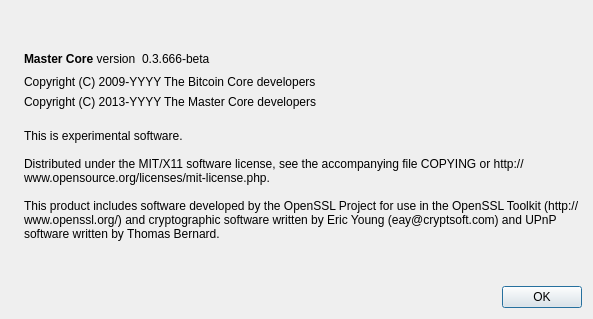
Before: the Qt Designer form src/qt/forms/aboutdialog.ui in zathras-crypto/mastercore, drawn with Qt 5.
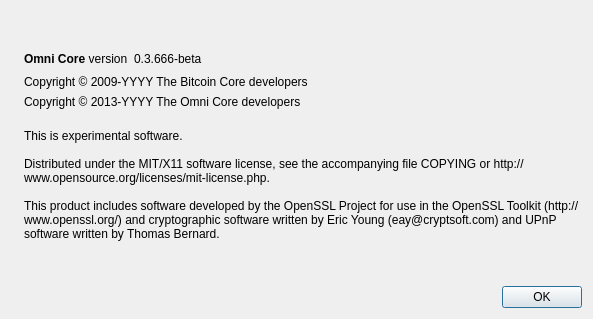
After: the same form once the commit is applied. Icons and pictures are not drawn.

Commit message:
Rebranding: utility/about dialog
- Makes the copyright notes copyable
- Changes window title to "Omni Core"
- Changes version label to "Omni Core"

The edit to the form file:
```diff
--- a/src/qt/forms/aboutdialog.ui
+++ b/src/qt/forms/aboutdialog.ui
@@ -50,7 +50,7 @@
           <cursorShape>IBeamCursor</cursorShape>
          </property>
          <property name="text">
-          <string>&lt;b&gt;Master Core&lt;/b&gt; version</string>
+          <string>&lt;b&gt;Omni Core&lt;/b&gt; version</string>
          </property>
          <property name="textInteractionFlags">
           <set>Qt::LinksAccessibleByMouse|Qt::TextSelectableByKeyboard|Qt::TextSelectableByMouse</set>
@@ -91,13 +91,10 @@
         <cursorShape>IBeamCursor</cursorShape>
        </property>
        <property name="text">
-        <string notr="true">Copyright (C) 2009-YYYY The Bitcoin Core developers</string>
+        <string notr="true">Copyright &amp;copy; 2009-YYYY The Bitcoin Core developers</string>
        </property>
        <property name="textFormat">
-        <enum>Qt::AutoText</enum>
-       </property>
-       <property name="wordWrap">
-        <bool>true</bool>
+        <enum>Qt::RichText</enum>
        </property>
        <property name="textInteractionFlags">
         <set>Qt::LinksAccessibleByMouse|Qt::TextSelectableByKeyboard|Qt::TextSelectableByMouse</set>
@@ -107,7 +104,13 @@
      <item>
       <widget class="QLabel" name="copyrightLabel_MC">
        <property name="text">
-        <string>Copyright (C) 2013-YYYY The Master Core developers</string>
+        <string>Copyright &amp;copy; 2013-YYYY The Omni Core developers</string>
+       </property>
+       <property name="textFormat">
+        <enum>Qt::RichText</enum>
+       </property>
+       <property name="textInteractionFlags">
+        <set>Qt::LinksAccessibleByMouse|Qt::TextSelectableByKeyboard|Qt::TextSelectableByMouse</set>
        </property>
       </widget>
      </item>
```
Left out of the diff: 5 changed lines with no effect on the pictures. The commit also changes 1 other file.
